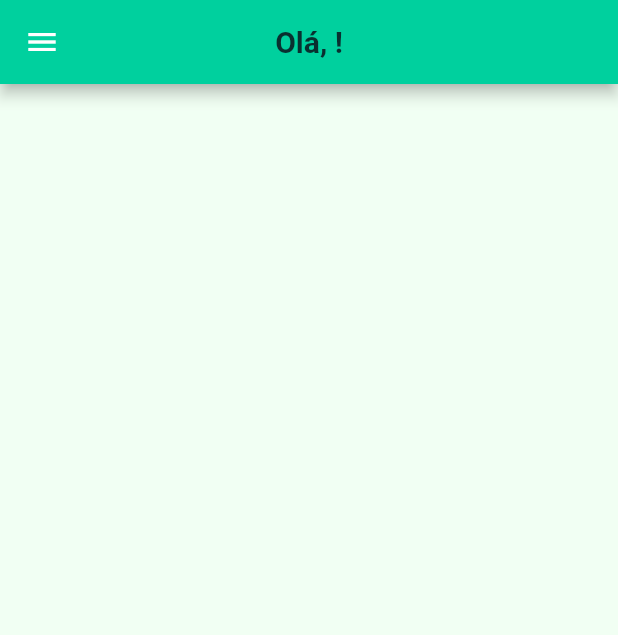
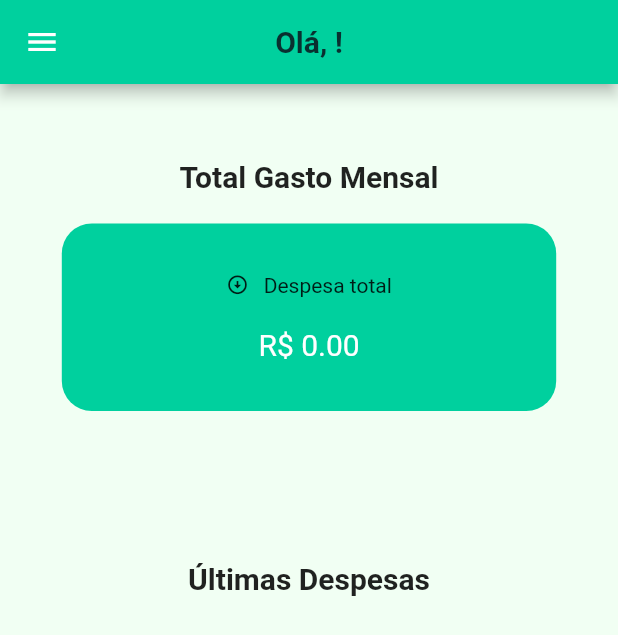
Before and after one commit to Madson-Carvalho/expenses_control, a Flutter app: the screen it shows after launch, on a phone screen of 412 x 824 dp. Shown: the top 635 px of the screen. Run offline on Flutter 3.47's test engine with Material 3 defaults, Android fonts, the phone set to English and light mode, and no system bars; our stand-ins replace cloud_firestore, firebase_auth, firebase_core; accounts and stored records are empty.

Commit message:
Finalização da página de home.

```diff
--- /dev/null
+++ b/lib/services/firestore_service.dart
@@ -0,0 +1,38 @@
+import 'package:cloud_firestore/cloud_firestore.dart';
+
+class FirestoreService {
+  var db = FirebaseFirestore.instance;
+
+  getTotalExpenses() async {
+    try {
+      double total = 0;
+
+      var expenses = await db
+          .collection('Expenes_Control')
+          .get();
+
+      for (var doc in expenses.docs) {
+        double value = doc['value'] ?? 0.0;
+        total += value;
+      }
+
+      return (total);
+    } catch (e) {
+      rethrow;
+    }
+  }
+
+  getLastExpenses() async {
+    try {
+      var expenses = await db
+          .collection('Expenes_Control')
+          .orderBy('date', descending: true)
+          .limit(4)
+          .get();
+
+      return expenses.docs;
+    } catch (e) {
+      rethrow;
+    }
+  }
+}
--- a/lib/views/home_page.dart
+++ b/lib/views/home_page.dart
@@ -1,6 +1,11 @@
 import 'package:expenses_control/services/auth_service.dart';
 import 'package:expenses_control/widgets/base_page.dart';
+import 'package:flutter/cupertino.dart';
 import 'package:flutter/material.dart';
+import 'package:flutter/widgets.dart';
+import 'package:intl/intl.dart';
+
+import '../services/firestore_service.dart';
 
 class HomePage extends StatefulWidget {
   const HomePage({super.key});
@@ -11,19 +16,98 @@ class HomePage extends StatefulWidget {
 
 class _HomePageState extends State<HomePage> {
   String userName = '';
+  double totalExpenses = 0.0;
+  var _recentExpenses = [];
 
   @override
   void initState() {
     super.initState();
 
     _loadUserName();
+    _loadTotalExpenses();
+    _loadRecentExpenses();
   }
 
   @override
   Widget build(BuildContext context) {
     return BasePage(
       title: 'Olá, $userName!',
-      body: Column(),
+      body: Column(
+        mainAxisAlignment: MainAxisAlignment.spaceBetween,
+        children: [
+          Container(
+            margin: const EdgeInsets.only(top: 50, bottom: 100),
+            child: Column(
+              children: [
+                const Text(
+                  "Total Gasto Mensal",
+                  style: TextStyle(fontSize: 20, fontWeight: FontWeight.w600),
+                ),
+                Container(
+                  width: MediaQuery.of(context).size.width * 0.8,
+                  height: 125,
+                  margin: const EdgeInsets.only(top: 20),
+                  decoration: BoxDecoration(
+                    color: const Color(0xFF00D09E),
+                    borderRadius: BorderRadius.circular(20),
+                  ),
+                  child: Column(
+                    mainAxisAlignment: MainAxisAlignment.center,
+                    children: [
+                      const Row(
+                        mainAxisAlignment: MainAxisAlignment.center,
+                        children: [
+                          Icon(Icons.arrow_circle_down, size: 15),
+                          SizedBox(width: 10),
+                          Text('Despesa total'),
+                        ],
+                      ),
+                      const SizedBox(height: 20),
+                      Text(
+                        'R\$ ${totalExpenses.toStringAsFixed(2)}',
+                        style: const TextStyle(
+                            fontSize: 20,
+                            color: Colors.white,
+                            fontWeight: FontWeight.w400),
+                      ),
+                    ],
+                  ),
+                )
+              ],
+            ),
+          ),
+          Column(children: [
+            const Text(
+              "Últimas Despesas",
+              style: TextStyle(fontSize: 20, fontWeight: FontWeight.w600),
+            ),
+            const SizedBox(height: 50),
+            SizedBox(
+              height: 400,
+              child: ListView.separated(
+                itemCount: _recentExpenses.length,
+                itemBuilder: (context, index) {
+                  return ListTile(
+                    iconColor: const Color(0xFF6DB6FE),
+                    leading: const Icon(Icons.monetization_on),
+                    title: Text('${_recentExpenses[index]['title']} \n ${_recentExpenses[index]['category']}'),
+                    subtitle: Text(
+                        DateFormat('dd/MM/yyyy hh:mm:ss').format(_recentExpenses[index]['date'].toDate()),
+                      style: const TextStyle(color: Color(0xFF0068FF)),
+                    ),
+                    trailing: Text(
+                      '- R\$ ${_recentExpenses[index]['value'].toStringAsFixed(2)}',
+                      style: const TextStyle(color: Color(0xFF0068FF)),
+                    ),
+                  );
+                },
+                separatorBuilder: (context, index) =>
+                    const Divider(color: Color(0xFF00D09E)),
+              ),
+            ),
+          ]),
+        ],
+      ),
     );
   }
 
@@ -34,4 +118,20 @@ class _HomePageState extends State<HomePage> {
       userName = name;
     });
   }
+
+  Future<void> _loadTotalExpenses() async {
+    double total = await FirestoreService().getTotalExpenses();
+
+    setState(() {
+      totalExpenses = total;
+    });
+  }
+
+  Future<void> _loadRecentExpenses() async {
+    var recentExpenses = await FirestoreService().getLastExpenses();
+
+    setState(() {
+      _recentExpenses = recentExpenses;
+    });
+  }
 }
--- a/lib/widgets/base_page.dart
+++ b/lib/widgets/base_page.dart
@@ -25,7 +25,47 @@ class _BasePageState extends State<BasePage> {
         centerTitle: true,
       ),
       drawer: Drawer(
-        child: ListView(children: [DrawerHeader(child: child)],),
+        child: ListView(padding: EdgeInsets.zero, children: const [
+          UserAccountsDrawerHeader(
+            currentAccountPicture: CircleAvatar(),
+            accountEmail: Text('khalifa@example.com', style: TextStyle(color: Colors.black)),
+            accountName: Text(
+              'Khalifa do Brega',
+              style: TextStyle(fontSize: 24.0, color: Colors.black),
+            ),
+            decoration: BoxDecoration(
+                color: Color(0xFF00D09E),
+                ),
+          ),
+          ListTile(
+            leading: Icon(Icons.home),
+            title: Text(
+              'Home',
+              style: TextStyle(fontSize: 20.0),
+            ),
+          ),
+          ListTile(
+            leading: Icon(Icons.add),
+            title: Text(
+              'Cadastrar despesas',
+              style: TextStyle(fontSize: 20.0),
+            ),
+          ),
+          ListTile(
+            leading: Icon(Icons.money_off),
+            title: Text(
+              'Despesas',
+              style: TextStyle(fontSize: 20.0),
+            ),
+          ),
+          ListTile(
+            leading: Icon(Icons.output),
+            title: Text(
+              'Sair',
+              style: TextStyle(fontSize: 20.0),
+            ),
+          ),
+        ]),
       ),
       body: widget.body,
     );
```
